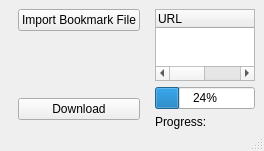
Old version of the form downloader.ui in the repository mmicros/youtube-dl_x.
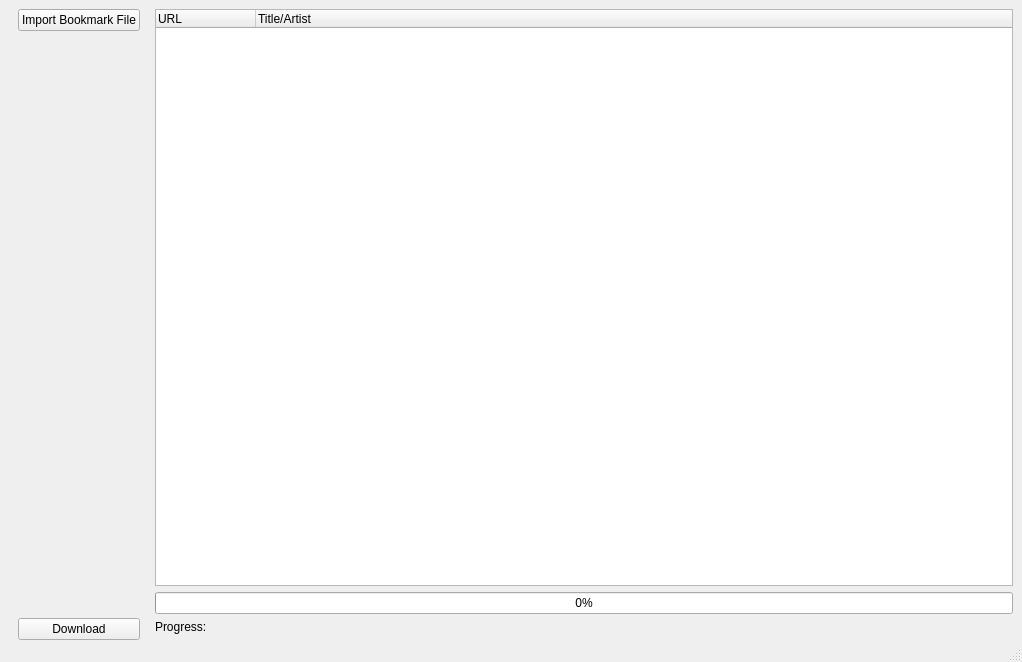
New version of the form.

Commit message: display download output in labeland percentage in progressbar

Patch:
```diff
--- a/downloader.ui
+++ b/downloader.ui
@@ -2,6 +2,14 @@
 <ui version="4.0">
  <class>main</class>
  <widget class="QMainWindow" name="main">
+  <property name="geometry">
+   <rect>
+    <x>0</x>
+    <y>0</y>
+    <width>1022</width>
+    <height>662</height>
+   </rect>
+  </property>
   <property name="windowTitle">
    <string>Youtube-dl Audio Downloader</string>
   </property>
@@ -48,26 +56,15 @@
       </column>
      </widget>
     </item>
-    <item row="1" column="1">
-     <widget class="QProgressBar" name="progressBar">
-      <property name="value">
-       <number>24</number>
-      </property>
-     </widget>
-    </item>
-    <item row="2" column="1">
-     <widget class="QLabel" name="label">
-      <property name="text">
-       <string>Progress: </string>
-      </property>
-     </widget>
-    </item>
-    <item row="0" column="0" rowspan="3">
+    <item row="0" column="0" rowspan="4">
      <widget class="QWidget" name="widget" native="true">
       <layout class="QGridLayout" name="gridLayout_2">
        <property name="topMargin">
         <number>0</number>
        </property>
+       <property name="bottomMargin">
+        <number>0</number>
+       </property>
        <item row="1" column="0">
         <spacer name="verticalSpacer">
          <property name="orientation">
@@ -98,6 +95,31 @@
       </layout>
      </widget>
     </item>
+    <item row="1" column="1">
+     <widget class="QProgressBar" name="_prBar">
+      <property name="value">
+       <number>0</number>
+      </property>
+     </widget>
+    </item>
+    <item row="2" column="1">
+     <layout class="QHBoxLayout" name="horizontalLayout" stretch="0,1">
+      <item>
+       <widget class="QLabel" name="_lbProg">
+        <property name="text">
+         <string>Progress: </string>
+        </property>
+       </widget>
+      </item>
+      <item>
+       <widget class="QLabel" name="_lbUpdate">
+        <property name="text">
+         <string/>
+        </property>
+       </widget>
+      </item>
+     </layout>
+    </item>
    </layout>
   </widget>
   <widget class="QStatusBar" name="statusbar"/>
```
The commit also changes 2 other files.
